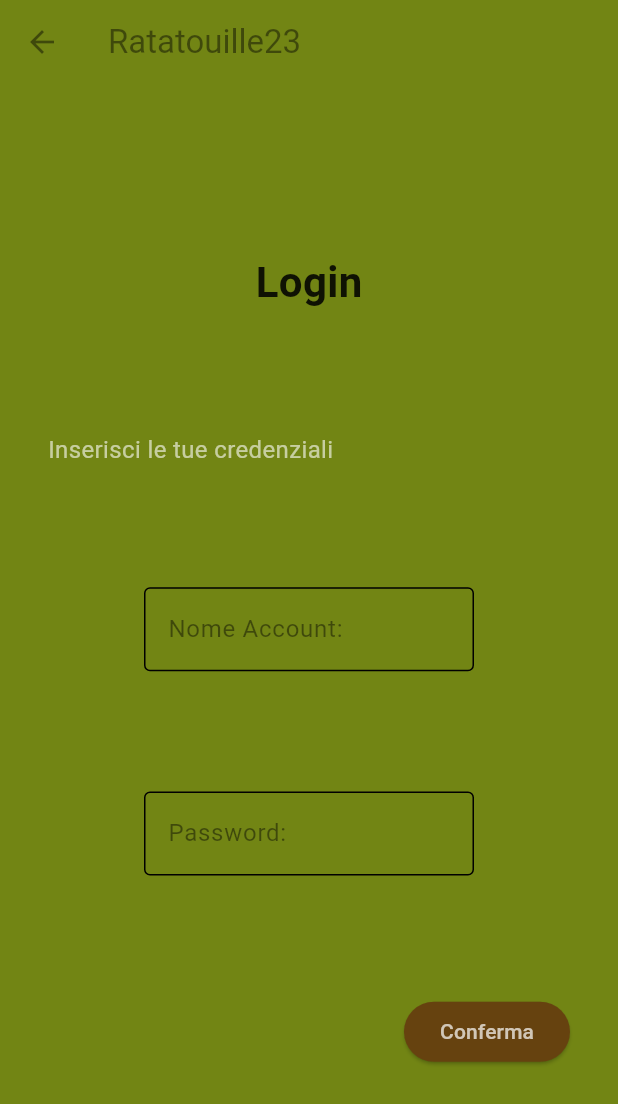
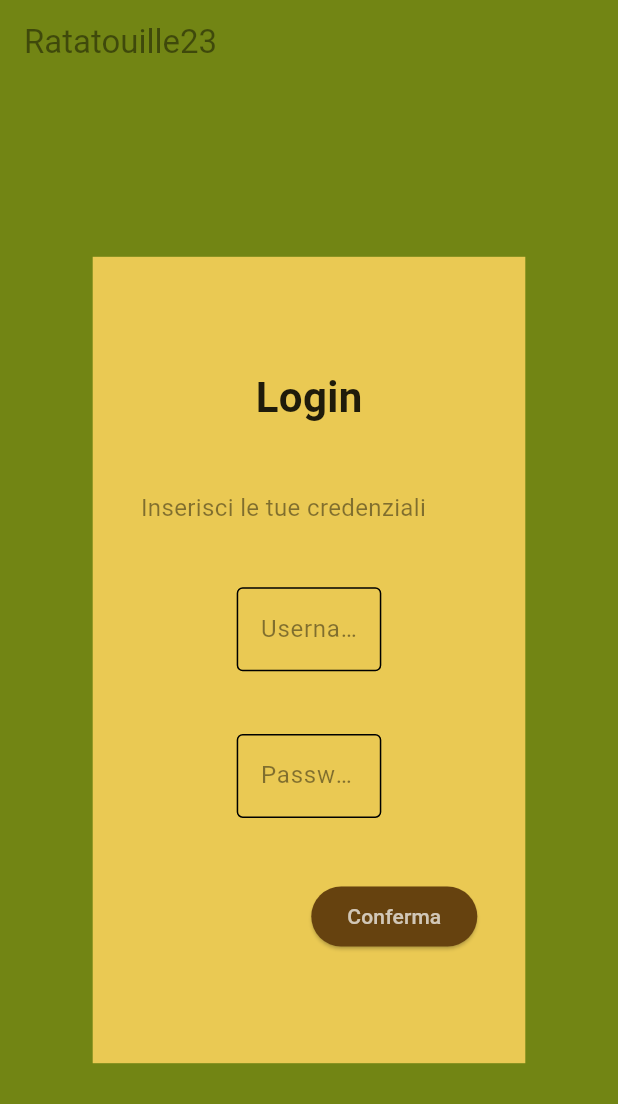
Before and after one commit to LQ95/ingsw_frontend, a Flutter app: the SchermataLogin screen opened directly, on a phone screen of 412 x 824 dp. Shown: the top 1104 px of the screen. Run offline on Flutter 3.47's test engine with Material 2 defaults, Android fonts, the phone set to English and light mode, and no system bars; our stand-ins replace quickalert; Roboto replaces fonts that are missing (Segoe UI).

Commit message:
Una prima versione dell'estetica della schermata di login

```diff
--- a/lib/SchermataLogin.dart
+++ b/lib/SchermataLogin.dart
@@ -3,10 +3,12 @@ import 'package:flutter/material.dart';
 
 import 'DatabaseControl.dart';
 import 'GlobImport.dart';
+import 'MenuPrincipale.dart';
 
 class  SchermataLogin extends StatelessWidget{
   final controller1 = TextEditingController();
   final controller2 = TextEditingController();
+  static const double loginPadding=128.00;
 
   SchermataLogin({super.key});
 
@@ -27,7 +29,7 @@ class  SchermataLogin extends StatelessWidget{
           type: QuickAlertType.success,
           text: "Eccellente, l'account è stato creato con successo!",
           title: "Successo!",
-          //onConfirmBtnTap: () {Navigator.push(context, MaterialPageRoute(builder: (context) => SchermataBase("Mammt")));}
+          onConfirmBtnTap: () {Navigator.push(context, MaterialPageRoute(builder: (context) => MenuPrincipale()));}
       );
     }
 
@@ -41,7 +43,19 @@ class  SchermataLogin extends StatelessWidget{
       //     onPressed: () => {},
       //   )
       // ]),
+
       body: Center(
+        child: FractionallySizedBox(
+          widthFactor: 0.7,
+          heightFactor: 0.7,
+          alignment: FractionalOffset.topCenter,
+          child: DecoratedBox(
+              decoration: const BoxDecoration(
+
+                color: Color(0xFFeac953),
+
+
+              ),
               child: Padding(
                 padding: const EdgeInsets.all(32),
                 child: Column(
@@ -64,7 +78,7 @@ class  SchermataLogin extends StatelessWidget{
                       children: <Widget>[
                         Expanded(child: Text(
                           "Inserisci le tue credenziali",
-                    style: TextStyle(fontSize: 16, color: Colors.white60),
+                          style: TextStyle(fontSize: 16, color: Colors.black45),
                           overflow: TextOverflow.ellipsis,
                           maxLines: 3,))
                       ],
@@ -78,7 +92,7 @@ class  SchermataLogin extends StatelessWidget{
                             controller: controller1,
                             decoration: const InputDecoration(
                               border: OutlineInputBorder(),
-                        labelText: 'Nome Account:',
+                              labelText: 'Username:',
                             ),
                           ),),)
                         ]
@@ -102,7 +116,6 @@ class  SchermataLogin extends StatelessWidget{
                       mainAxisAlignment: MainAxisAlignment.end,
                       children: [
                         ElevatedButton(onPressed: () async {
-
                           if (controller1.text.isNotEmpty && controller2.text
                               .isNotEmpty) {
                             DatabaseControl db = DatabaseControl();
@@ -132,6 +145,8 @@ class  SchermataLogin extends StatelessWidget{
                 ),
               )
           ),
+        ),
+      ),
     );
   }
 
--- a/lib/main.dart
+++ b/lib/main.dart
@@ -1,5 +1,6 @@
 import 'package:flutter/cupertino.dart';
 import 'package:flutter/material.dart';
+import 'package:ingsw_frontend/SchermataLogin.dart';
 
 import 'InitAmministratoreHomePage.dart';
 
@@ -21,7 +22,7 @@ class MyApp extends StatelessWidget {
         secondary:Color(0xFFC89117),surface:Color(0xFF728514)),
         useMaterial3: true,
       ),
-      home: const InitAmministratoreHomePage(),
+      home: SchermataLogin(),
     );
   }
 }
```
Lines whose indentation alone changed are shown as unchanged.
